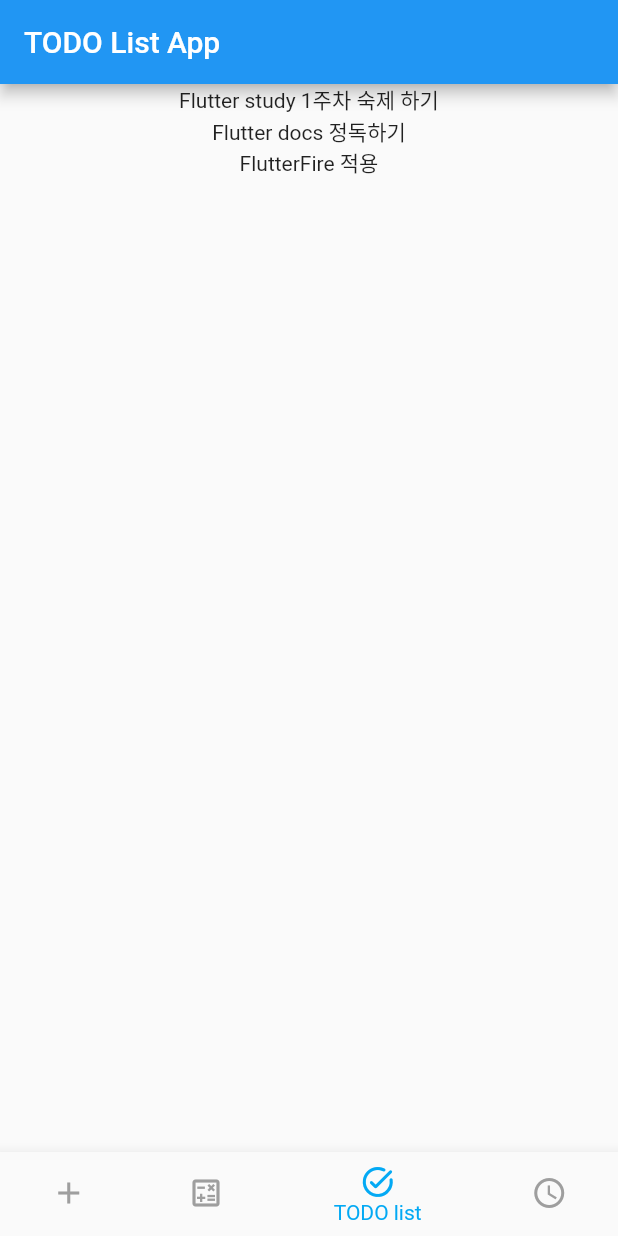
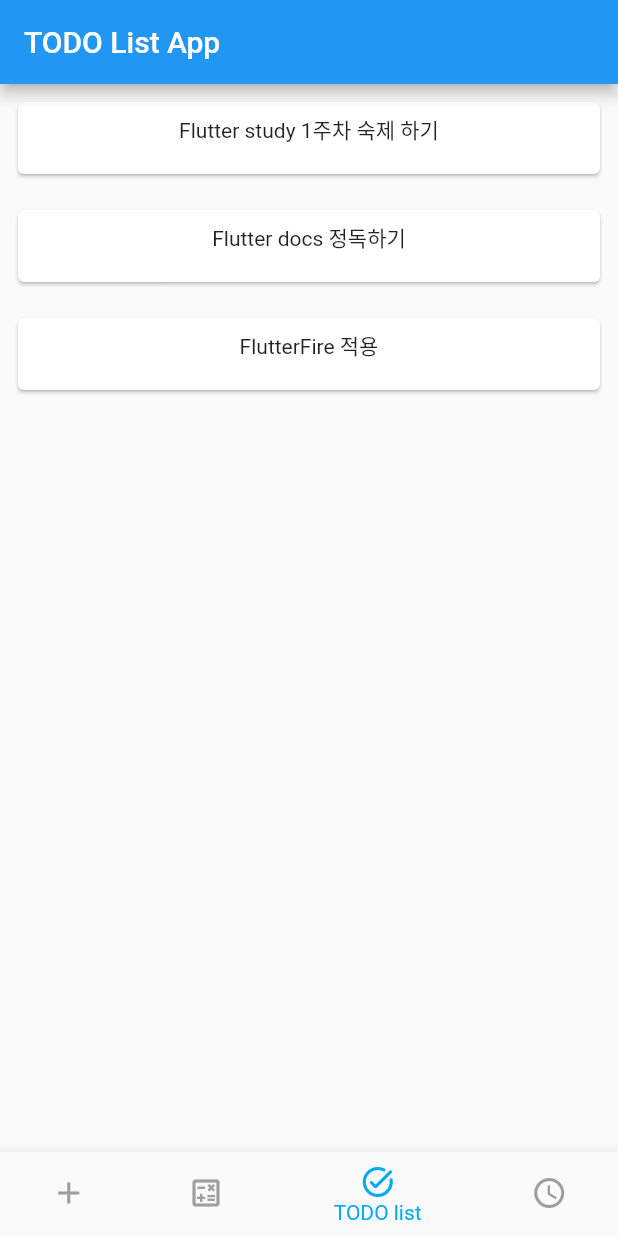
Before and after one commit to yangster-chief/songdo_flutter_study, a Flutter app: the screen it shows after launch, item 3 of the bottom bar chosen, on a phone screen of 412 x 824 dp. Run offline on Flutter 3.47's test engine with Material 2 defaults, Android fonts, the phone set to English and light mode, and no system bars.

Commit message:
add card item

```diff
--- a/lib/page/todo_list_page.dart
+++ b/lib/page/todo_list_page.dart
@@ -36,8 +36,20 @@ class _ListItem extends StatelessWidget {
 
   @override
   Widget build(BuildContext context) {
-    return Center(
-      child: Text(item),
+    return Padding(
+      padding: const EdgeInsets.all(8),
+      child: SizedBox(
+        height: 56,
+        child: Card(
+          child: Padding(
+            padding: const EdgeInsets.all(8.0),
+            child: Text(
+              item,
+              textAlign: TextAlign.center,
+            ),
+          ),
+        ),
+      ),
     );
   }
 }
```
